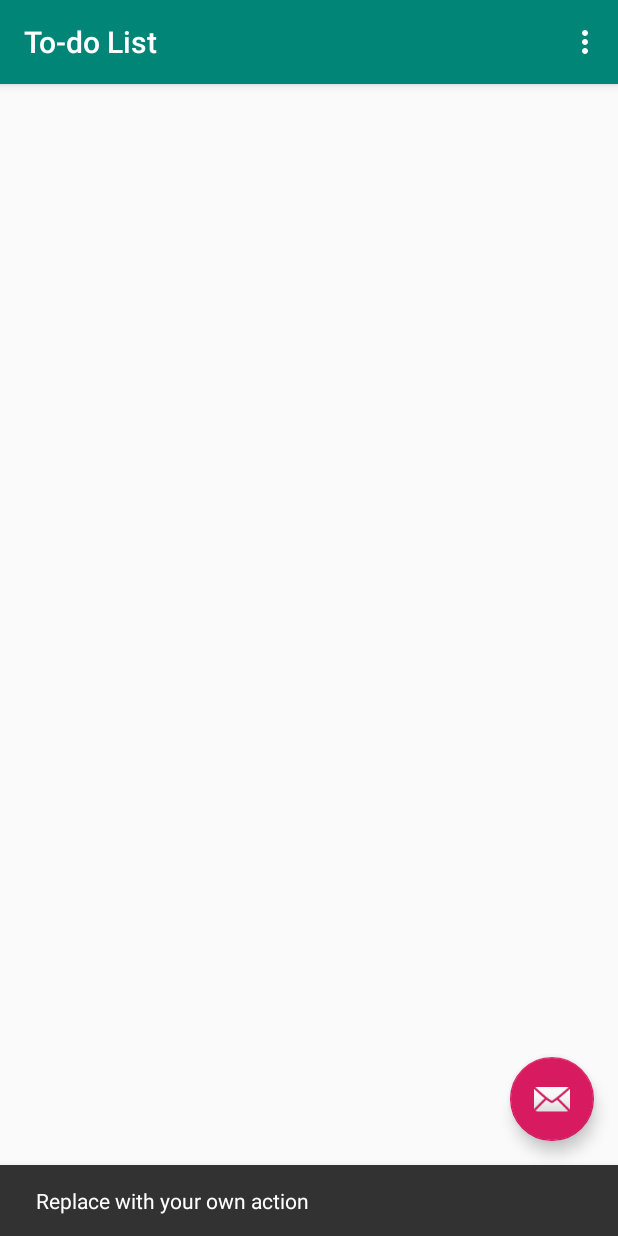
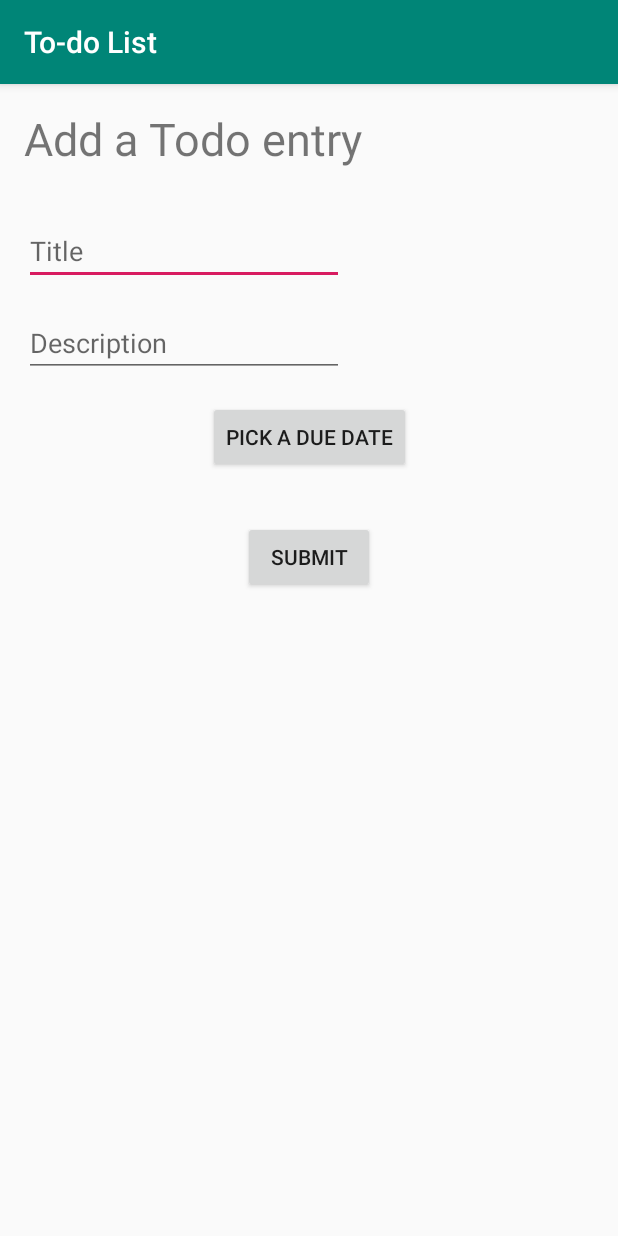
Before and after one commit to linhvnguyen9/todolist-app, an Android app: the screen it shows after launch (MainActivity before the commit, NewTodoEntryActivity after it), after a tap on an icon or button, on a phone screen of 412 x 824 dp. Run offline under Robolectric (Android 15) with nearby library versions, the phone set to English and light mode, and no system bars; our stand-ins replace Room's generated code.

Commit message:
Add date picker

```diff
--- a/app/build.gradle
+++ b/app/build.gradle
@@ -32,6 +32,7 @@ dependencies {
     implementation 'androidx.core:core-ktx:1.0.2'
     implementation 'androidx.constraintlayout:constraintlayout:1.1.3'
     implementation 'com.google.android.material:material:1.0.0'
+    implementation 'androidx.legacy:legacy-support-v4:1.0.0'
     testImplementation 'junit:junit:4.12'
     androidTestImplementation 'androidx.test:runner:1.2.0'
     androidTestImplementation 'androidx.test.espresso:espresso-core:3.2.0'
--- a/app/src/main/AndroidManifest.xml
+++ b/app/src/main/AndroidManifest.xml
@@ -9,6 +9,7 @@
         android:roundIcon="@mipmap/ic_launcher_round"
         android:supportsRtl="true"
         android:theme="@style/AppTheme">
+        <activity android:name=".NewTodoEntryActivity"></activity>
         <activity
             android:name=".MainActivity"
             android:label="@string/app_name"
--- a/app/src/main/java/com/linh/to_dolist/MainActivity.kt
+++ b/app/src/main/java/com/linh/to_dolist/MainActivity.kt
@@ -1,23 +1,39 @@
 package com.linh.to_dolist
 
+import android.app.Activity
+import android.content.Intent
 import android.os.Bundle
-import com.google.android.material.snackbar.Snackbar
-import androidx.appcompat.app.AppCompatActivity
+import android.util.Log
 import android.view.Menu
 import android.view.MenuItem
-
+import android.view.View
+import android.widget.Toast
+import androidx.appcompat.app.AppCompatActivity
+import androidx.lifecycle.ViewModelProvider
+import androidx.recyclerview.widget.LinearLayoutManager
+import com.google.android.material.snackbar.Snackbar
 import kotlinx.android.synthetic.main.activity_main.*
+import kotlinx.android.synthetic.main.content_main.*
+import java.util.*
 
 class MainActivity : AppCompatActivity() {
+    private val todoViewModel by lazy { ViewModelProvider(this).get(TodoViewModel::class.java) }
 
     override fun onCreate(savedInstanceState: Bundle?) {
         super.onCreate(savedInstanceState)
         setContentView(R.layout.activity_main)
         setSupportActionBar(toolbar)
 
+        val recyclerViewAdapter = TodoListAdapter(this)
+        todo_recyclerview.adapter = recyclerViewAdapter
+        todo_recyclerview.layoutManager = LinearLayoutManager(this)
+
+        todoViewModel.allTodoEntries.observe(this, androidx.lifecycle.Observer { entries ->
+            entries?.let { recyclerViewAdapter.setEntries(it) }
+        })
+
         fab.setOnClickListener { view ->
-            Snackbar.make(view, "Replace with your own action", Snackbar.LENGTH_LONG)
-                .setAction("Action", null).show()
+            onCreateTodoEntryClickListener(view)
         }
     }
 
@@ -36,4 +52,38 @@ class MainActivity : AppCompatActivity() {
             else -> super.onOptionsItemSelected(item)
         }
     }
+
+    private fun onCreateTodoEntryClickListener(view: View) {
+        val intent = Intent(this, NewTodoEntryActivity::class.java)
+        startActivityForResult(intent, CREATE_ENTRY_REQUEST)
+    }
+
+    override fun onActivityResult(requestCode: Int, resultCode: Int, data: Intent?) {
+        super.onActivityResult(requestCode, resultCode, data)
+        if (requestCode == CREATE_ENTRY_REQUEST) {
+            if (resultCode == Activity.RESULT_OK) {
+                data?.let {
+                    val title = it.getStringExtra(NewTodoEntryActivity.EXTRA_TODO_TITLE)
+                    val description = it.getStringExtra(NewTodoEntryActivity.EXTRA_TODO_DESCRIPTION)
+                    val dueDate = it.getSerializableExtra(NewTodoEntryActivity.EXTRA_TODO_DUEDATE)
+
+                    val entry = TodoEntry(
+                        title,
+                        description,
+                        dueDate as Calendar
+                    ) //TODO: Change to user defined date
+
+                    Log.d("onActivityResult", dueDate.toString())
+
+                    todoViewModel.insert(entry)
+                }
+            } else if (resultCode == Activity.RESULT_CANCELED) {
+                Toast.makeText(this, "Empty entry not added", Toast.LENGTH_SHORT).show()
+            }
+        }
+    }
+
+    companion object {
+        private const val CREATE_ENTRY_REQUEST = 1
+    }
 }
--- /dev/null
+++ b/app/src/main/java/com/linh/to_dolist/NewTodoEntryActivity.kt
@@ -0,0 +1,53 @@
+package com.linh.to_dolist
+
+import android.app.Activity
+import android.content.Intent
+import androidx.appcompat.app.AppCompatActivity
+import android.os.Bundle
+import android.text.TextUtils
+import android.view.View
+import kotlinx.android.synthetic.main.activity_new_todo_entry.*
+import java.util.*
+
+class NewTodoEntryActivity : AppCompatActivity() {
+
+    private var dueDate = Calendar.getInstance()
+
+    override fun onCreate(savedInstanceState: Bundle?) {
+        super.onCreate(savedInstanceState)
+        setContentView(R.layout.activity_new_todo_entry)
+    }
+
+    fun onSubmitClickListener(view: View) {
+        val replyIntent = Intent()
+
+        if (TextUtils.isEmpty(edittext_new_todo_entry_title.text)) {
+            setResult(Activity.RESULT_CANCELED, replyIntent)
+        } else {
+            val title = edittext_new_todo_entry_title.text.toString()
+            val description = edittext_new_todo_entry_description.text.toString()
+
+            replyIntent.putExtra(EXTRA_TODO_TITLE, title)
+            replyIntent.putExtra(EXTRA_TODO_DESCRIPTION, description)
+            replyIntent.putExtra(EXTRA_TODO_DUEDATE, dueDate)
+
+            setResult(Activity.RESULT_OK, replyIntent)
+            finish()
+        }
+    }
+
+    fun showDatePicker(view: View) {
+        val datePickerFragment = DatePickerFragment()
+        datePickerFragment.show(supportFragmentManager, "datePicker")
+    }
+
+    fun processDatePickerResult(year: Int, month: Int, day: Int) {
+        dueDate.set(year, month, day)
+    }
+
+    companion object {
+        const val EXTRA_TODO_TITLE = "com.linh.to_dolist.TODO_TITLE"
+        const val EXTRA_TODO_DESCRIPTION = "com.linh.to_dolist.TODO_DESCRIPTION"
+        const val EXTRA_TODO_DUEDATE = "com.linh.to_dolist.TODO_DUEDATE"
+    }
+}
--- a/app/src/main/java/com/linh/to_dolist/TodoDao.kt
+++ b/app/src/main/java/com/linh/to_dolist/TodoDao.kt
@@ -1,6 +1,6 @@
 package com.linh.to_dolist
 
-import androidx.lifecycle.MutableLiveData
+import androidx.lifecycle.LiveData
 import androidx.room.Dao
 import androidx.room.Insert
 import androidx.room.Query
@@ -12,5 +12,5 @@ interface TodoDao {
     suspend fun insert(entry: TodoEntry)
 
     @Query("SELECT * FROM todo_table ORDER BY id ASC")
-    fun getAllEntries(): MutableLiveData<List<TodoEntry>>
+    fun getAllEntries(): LiveData<List<TodoEntry>>
 }
--- /dev/null
+++ b/app/src/main/java/com/linh/to_dolist/TodoListAdapter.kt
@@ -0,0 +1,40 @@
+package com.linh.to_dolist
+
+import android.content.Context
+import android.view.LayoutInflater
+import android.view.View
+import android.view.ViewGroup
+import androidx.recyclerview.widget.RecyclerView
+import kotlinx.android.synthetic.main.item_todo.view.*
+
+class TodoListAdapter(context: Context) : RecyclerView.Adapter<TodoListAdapter.TodoViewHolder>() {
+    private val inflater = LayoutInflater.from(context)
+    private var todoEntries = emptyList<TodoEntry>()
+
+    class TodoViewHolder(itemView: View) : RecyclerView.ViewHolder(itemView) {
+        val title = itemView.todo_title
+        val description = itemView.todo_title
+        val dueDate = itemView.todo_title
+    }
+
+    override fun onCreateViewHolder(parent: ViewGroup, viewType: Int): TodoViewHolder {
+        val itemView = inflater.inflate(R.layout.item_todo, parent, false)
+
+        return TodoViewHolder(itemView)
+    }
+
+    override fun getItemCount(): Int = todoEntries.size
+
+    override fun onBindViewHolder(holder: TodoViewHolder, position: Int) {
+        val currentEntry = todoEntries[position]
+
+        holder.title.text = currentEntry.title
+        holder.description.text = currentEntry.description
+        holder.dueDate.text = currentEntry.dueDate.toString()
+    }
+
+    internal fun setEntries(entry: List<TodoEntry>) {
+        this.todoEntries = entry
+        notifyDataSetChanged()
+    }
+}
--- a/app/src/main/java/com/linh/to_dolist/TodoRepository.kt
+++ b/app/src/main/java/com/linh/to_dolist/TodoRepository.kt
@@ -1,10 +1,10 @@
 package com.linh.to_dolist
 
 import androidx.annotation.WorkerThread
-import androidx.lifecycle.MutableLiveData
+import androidx.lifecycle.LiveData
 
 class TodoRepository(private val todoDao: TodoDao) {
-    val allTodoEntries: MutableLiveData<List<TodoEntry>> = todoDao.getAllEntries()
+    val allTodoEntries: LiveData<List<TodoEntry>> = todoDao.getAllEntries()
 
     @WorkerThread
     suspend fun insert(todoEntry: TodoEntry) {
--- /dev/null
+++ b/app/src/main/res/layout/activity_new_todo_entry.xml
@@ -0,0 +1,64 @@
+<?xml version="1.0" encoding="utf-8"?>
+<androidx.constraintlayout.widget.ConstraintLayout xmlns:android="http://schemas.android.com/apk/res/android"
+    xmlns:app="http://schemas.android.com/apk/res-auto"
+    xmlns:tools="http://schemas.android.com/tools"
+    android:layout_width="match_parent"
+    android:layout_height="match_parent"
+    tools:context=".NewTodoEntryActivity"
+    android:padding="16dp">
+
+    <EditText
+        android:id="@+id/edittext_new_todo_entry_title"
+        android:layout_width="wrap_content"
+        android:layout_height="wrap_content"
+        android:layout_marginTop="32dp"
+        android:ems="10"
+        android:hint="Title"
+        android:inputType="textPersonName"
+        app:layout_constraintStart_toStartOf="@+id/textview_new_todo_entry_title"
+        app:layout_constraintTop_toBottomOf="@+id/textview_new_todo_entry_title" />
+
+    <TextView
+        android:id="@+id/textview_new_todo_entry_title"
+        android:layout_width="wrap_content"
+        android:layout_height="wrap_content"
+        android:text="Add a Todo entry"
+        android:textSize="30sp"
+        app:layout_constraintStart_toStartOf="parent"
+        app:layout_constraintTop_toTopOf="parent" />
+
+    <EditText
+        android:id="@+id/edittext_new_todo_entry_description"
+        android:layout_width="wrap_content"
+        android:layout_height="wrap_content"
+        android:layout_marginTop="16dp"
+        android:ems="10"
+        android:gravity="start|top"
+        android:hint="Description"
+        android:inputType="textMultiLine"
+        app:layout_constraintStart_toStartOf="@+id/edittext_new_todo_entry_title"
+        app:layout_constraintTop_toBottomOf="@+id/edittext_new_todo_entry_title" />
+
+    <Button
+        android:id="@+id/button_new_todo_entry_duedate"
+        android:layout_width="wrap_content"
+        android:layout_height="wrap_content"
+        android:layout_marginTop="16dp"
+        android:onClick="showDatePicker"
+        android:text="Pick a due date"
+        app:layout_constraintEnd_toEndOf="parent"
+        app:layout_constraintStart_toStartOf="parent"
+        app:layout_constraintTop_toBottomOf="@+id/edittext_new_todo_entry_description" />
+
+    <Button
+        android:id="@+id/button_new_todo_entry_submit"
+        android:layout_width="wrap_content"
+        android:layout_height="wrap_content"
+        android:layout_marginTop="32dp"
+        android:onClick="onSubmitClickListener"
+        android:text="Submit"
+        app:layout_constraintEnd_toEndOf="parent"
+        app:layout_constraintStart_toStartOf="parent"
+        app:layout_constraintTop_toBottomOf="@+id/button_new_todo_entry_duedate" />
+
+</androidx.constraintlayout.widget.ConstraintLayout>
--- a/app/src/main/res/values/strings.xml
+++ b/app/src/main/res/values/strings.xml
@@ -1,4 +1,7 @@
 <resources>
     <string name="app_name">To-do List</string>
     <string name="action_settings">Settings</string>
+
+    <!-- TODO: Remove or change this placeholder text -->
+    <string name="hello_blank_fragment">Hello blank fragment</string>
 </resources>
```
Also changed, not shown: app/src/main/java/com/linh/to_dolist/DatePickerFragment.kt (added, +34 -0 lines), app/src/main/java/com/linh/to_dolist/TodoEntry.kt (+5 -2 lines), app/src/main/java/com/linh/to_dolist/TodoRoomDatabase.kt (+12 -3 lines), app/src/main/res/layout/content_main.xml (+7 -1 lines), app/src/main/res/layout/item_todo.xml (added, +21 -0 lines).
